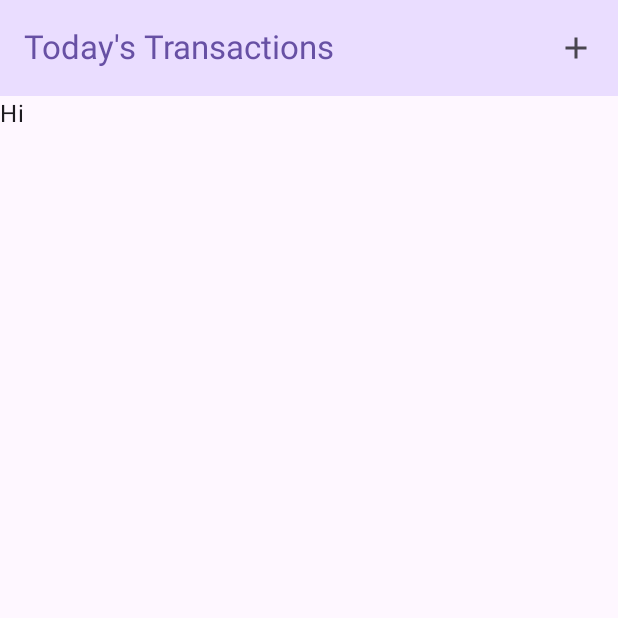
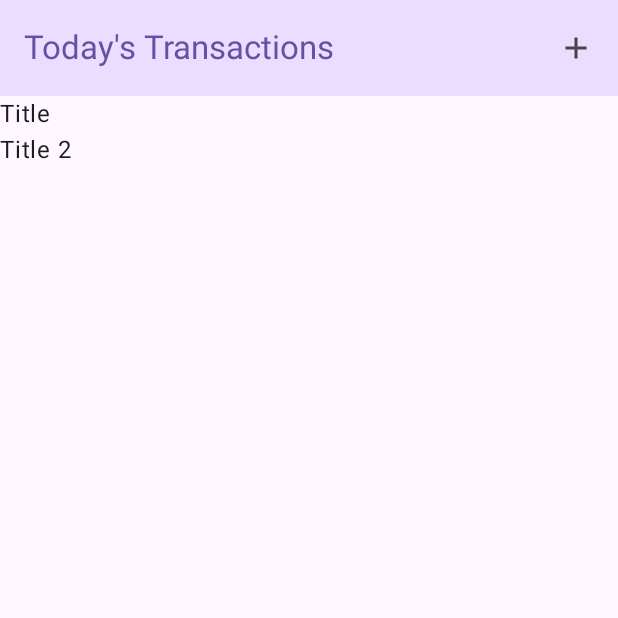
Before and after one commit to hadinajafi/Android_Composable_PlayGround, an Android app built with Jetpack Compose: the screen it shows after launch (MainActivity), on a phone screen of 412 x 824 dp, the top half of it. Run offline under Robolectric (Android 15) with nearby library versions, the phone set to English and light mode, and no system bars.

Commit message:
Fix transaction loading in the list

```diff
--- a/app/src/main/java/com/example/moneymanager/ui/home/OverviewScreen.kt
+++ b/app/src/main/java/com/example/moneymanager/ui/home/OverviewScreen.kt
@@ -4,8 +4,6 @@ import androidx.compose.foundation.layout.Column
 import androidx.compose.foundation.layout.fillMaxWidth
 import androidx.compose.foundation.layout.padding
 import androidx.compose.foundation.lazy.LazyColumn
-import androidx.compose.foundation.lazy.LazyListState
-import androidx.compose.foundation.lazy.items
 import androidx.compose.material.icons.Icons
 import androidx.compose.material.icons.filled.Add
 import androidx.compose.material3.ExperimentalMaterial3Api
@@ -48,16 +46,15 @@ fun OverviewScreen() {
             )
         }
     ) {
-//        TransactionContent(
-//            modifier = Modifier
-//                .padding(it)
-//                .fillMaxWidth(),
-//            transactions = listOf(
-//                Transaction(UUID.randomUUID(), "Title", "description", 203.34F),
-//                Transaction(UUID.randomUUID(), "Title 2", "desc", 20.21F)
-//            )
-//        )
-        TransactionContent(transactions = emptyList(), modifier = Modifier.padding(it))
+        TransactionContent(
+            modifier = Modifier
+                .padding(it)
+                .fillMaxWidth(),
+            transactions = listOf(
+                Transaction(UUID.randomUUID(), "Title", "description", 203.34F),
+                Transaction(UUID.randomUUID(), "Title 2", "desc", 20.21F)
+            )
+        )
     }
 }
 
@@ -67,10 +64,11 @@ private fun TransactionContent(
     modifier: Modifier = Modifier
 ) {
     LazyColumn(modifier = modifier) {
-//        this.items(transactions) { transaction ->
-//            TransactionItem(transaction = transaction)
-//        }
-        item { Text(text = "Hi") }
+        transactions.forEach {
+            item {
+                TransactionItem(transaction = it)
+            }
+        }
     }
 }
 
```
